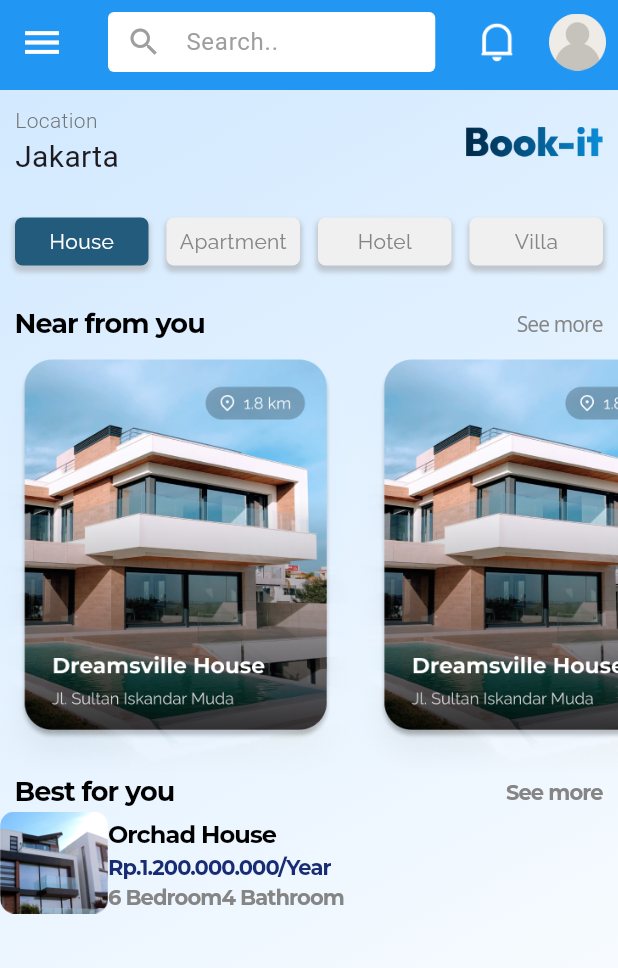
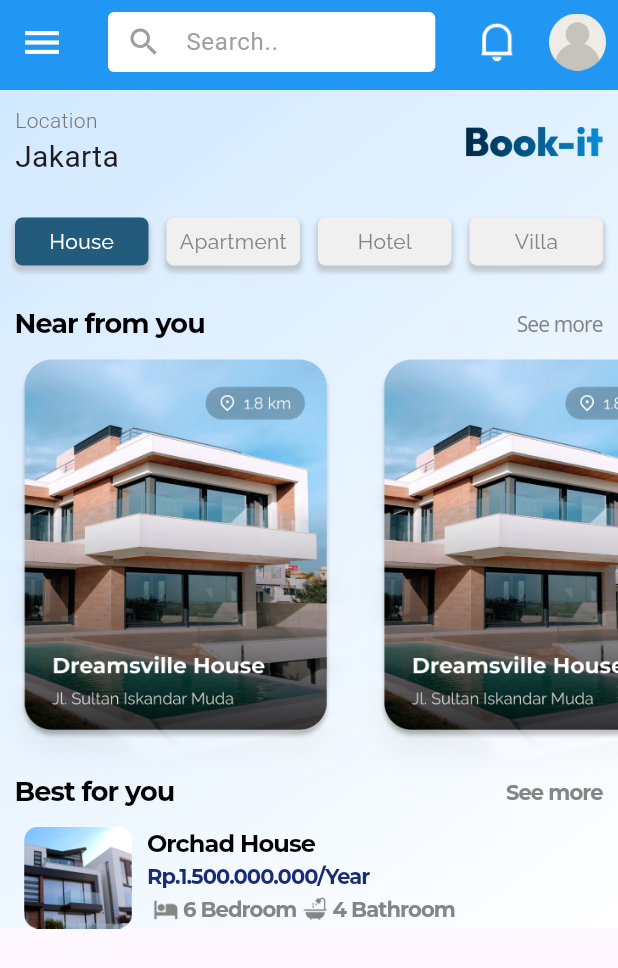
Before and after one commit to adiltaufani/Bookit_Project, a Flutter app: the screen it shows after launch, on a phone screen of 412 x 824 dp. Shown: the top 968 px of the screen. Run offline on Flutter 3.47's test engine with Material 3 defaults, Android fonts, the phone set to English and light mode, and no system bars; our stand-ins replace google_fonts; project files that could hold a hidden picture were left out.

```diff
--- a/lib/features/auth/screens/home_screen.dart
+++ b/lib/features/auth/screens/home_screen.dart
@@ -97,7 +97,9 @@ class _HomeScreenState extends State<HomeScreen> {
           ),
         ),
       ),
-      body: Container(
+      body: SingleChildScrollView(
+        scrollDirection: Axis.vertical,
+        child: Container(
           decoration: const BoxDecoration(
             gradient: LinearGradient(
               colors: [
@@ -373,6 +375,7 @@ class _HomeScreenState extends State<HomeScreen> {
                 ),
               ),
               Container(
+                margin: EdgeInsets.fromLTRB(16, 10, 10, 0),
                 child: Row(
                   mainAxisAlignment: MainAxisAlignment.start,
                   crossAxisAlignment: CrossAxisAlignment.start,
@@ -382,10 +385,10 @@ class _HomeScreenState extends State<HomeScreen> {
                       height: 68.0,
                     ),
                     Padding(
-                    padding: const EdgeInsets.fromLTRB(0.0, 4.0, 0.0, 0.0),
+                      padding: const EdgeInsets.fromLTRB(10.0, 0.0, 0.0, 0.0),
                       child: Column(
                         crossAxisAlignment: CrossAxisAlignment.start,
-                      mainAxisAlignment: MainAxisAlignment.end,
+                        mainAxisAlignment: MainAxisAlignment.center,
                         children: [
                           Text(
                             'Orchad House',
@@ -399,7 +402,7 @@ class _HomeScreenState extends State<HomeScreen> {
                             ),
                           ),
                           Text(
-                          'Rp.1.200.000.000/Year',
+                            'Rp.1.500.000.000/Year',
                             style: GoogleFonts.montserrat(
                               textStyle: const TextStyle(
                                 color: Color(0xFF182C74),
@@ -412,10 +415,10 @@ class _HomeScreenState extends State<HomeScreen> {
                           Row(
                             mainAxisAlignment: MainAxisAlignment.spaceBetween,
                             children: [
-                            // Image.asset(
-                            //   'assets/images/bedroom.png',
-                            //   height: 24.0,
-                            // ),
+                              Image.asset(
+                                'assets/images/bedroom.png',
+                                height: 24.0,
+                              ),
                               Text(
                                 '6 Bedroom',
                                 style: GoogleFonts.montserrat(
@@ -427,10 +430,10 @@ class _HomeScreenState extends State<HomeScreen> {
                                   ),
                                 ),
                               ),
-                            // Image.asset(
-                            //   'assets/images/bathroom.png',
-                            //   height: 24.0,
-                            // ),
+                              Image.asset(
+                                'assets/images/bathroom.png',
+                                height: 24.0,
+                              ),
                               Text(
                                 '4 Bathroom',
                                 style: GoogleFonts.montserrat(
@@ -453,6 +456,7 @@ class _HomeScreenState extends State<HomeScreen> {
             ],
           ),
         ),
+      ),
     );
   }
 }
```
Lines whose indentation alone changed are shown as unchanged.
